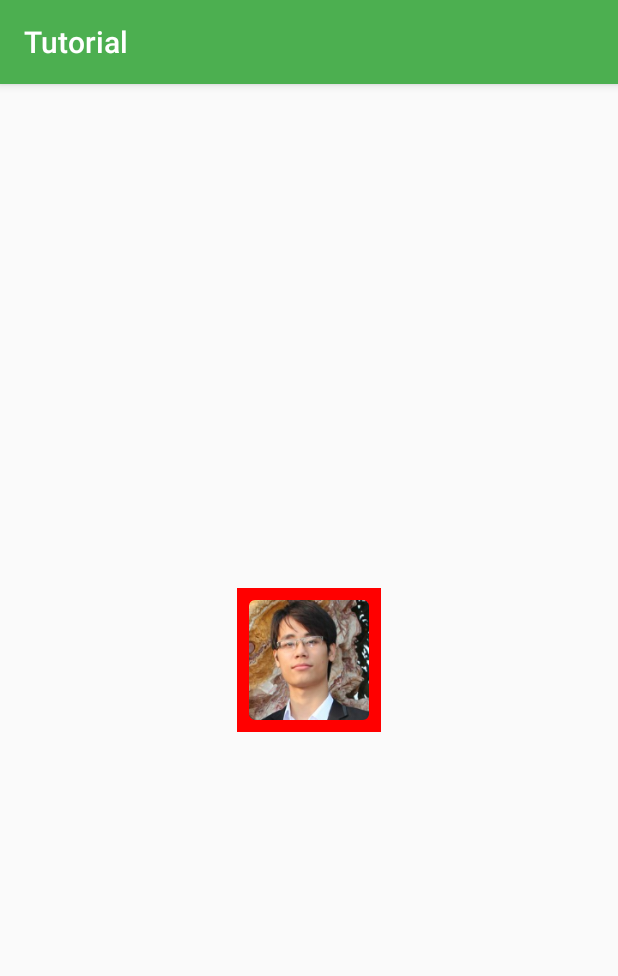
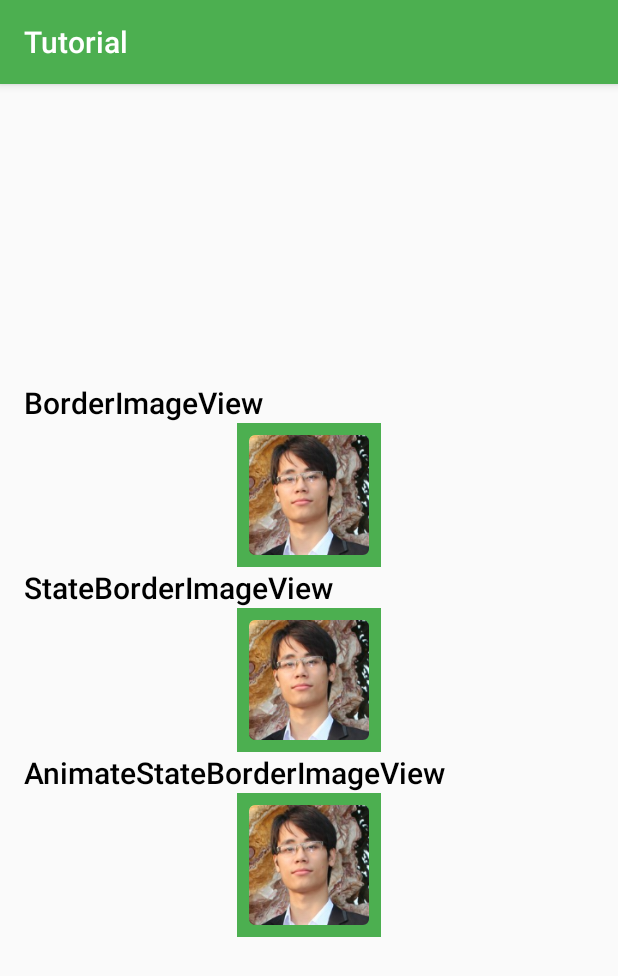
Before and after one commit to rey5137/tutorials, an Android app: the screen it shows after launch (MainActivity), on a phone screen of 412 x 824 dp. Shown: the top 976 px of the screen. Run offline under Robolectric (Android 15) with nearby library versions, the phone set to English and light mode, and no system bars.

Commit message:
Add StateBorderDrawable and AnimateStateBorderDrawable classes.

```diff
--- /dev/null
+++ b/app/src/main/java/com/rey/tutorial/drawable/AnimateStateBorderDrawable.java
@@ -0,0 +1,190 @@
+package com.rey.tutorial.drawable;
+
+import android.content.res.ColorStateList;
+import android.graphics.Canvas;
+import android.graphics.Color;
+import android.graphics.ColorFilter;
+import android.graphics.Paint;
+import android.graphics.Path;
+import android.graphics.PixelFormat;
+import android.graphics.Rect;
+import android.graphics.RectF;
+import android.graphics.drawable.Animatable;
+import android.graphics.drawable.Drawable;
+import android.os.SystemClock;
+
+/**
+ * Created by Rey on 5/24/2015.
+ */
+public class AnimateStateBorderDrawable extends Drawable implements Animatable{
+
+    private boolean mRunning = false;
+    private long mStartTime;
+    private int mAnimDuration;
+
+    Paint mPaint;
+    ColorStateList mColorStateList;
+    int mPrevColor;
+    int mMiddleColor;
+    int mCurColor;
+    int mBorderWidth;
+    int mBorderRadius;
+
+    RectF mRect;
+    Path mPath;
+
+    private static final long FRAME_DURATION = 1000 / 60;
+
+    public AnimateStateBorderDrawable(ColorStateList colorStateList, int borderWidth, int borderRadius, int duration){
+        mPaint = new Paint(Paint.ANTI_ALIAS_FLAG);
+        mPaint.setStyle(Paint.Style.FILL);
+
+        mPath = new Path();
+        mPath.setFillType(Path.FillType.EVEN_ODD);
+
+        mRect = new RectF();
+
+        mColorStateList = colorStateList;
+        mCurColor = mColorStateList.getDefaultColor();
+        mPrevColor = mCurColor;
+        mBorderWidth = borderWidth;
+        mBorderRadius = borderRadius;
+        mAnimDuration = duration;
+    }
+
+    @Override
+    public boolean isStateful() {
+        return true;
+    }
+
+    @Override
+    protected boolean onStateChange(int[] state) {
+        int color = mColorStateList.getColorForState(state, mCurColor);
+
+        if(mCurColor != color){
+            if(mAnimDuration > 0){
+                mPrevColor = isRunning() ? mMiddleColor : mCurColor;
+                mCurColor = color;
+                start();
+            }
+            else{
+                mPrevColor = color;
+                mCurColor = color;
+                invalidateSelf();
+            }
+            return true;
+        }
+
+        return false;
+    }
+
+    @Override
+    public void jumpToCurrentState() {
+        super.jumpToCurrentState();
+        stop();
+    }
+
+    @Override
+    protected void onBoundsChange(Rect bounds) {
+        mPath.reset();
+
+        mPath.addRect(bounds.left, bounds.top, bounds.right, bounds.bottom, Path.Direction.CW);
+        mRect.set(bounds.left + mBorderWidth, bounds.top + mBorderWidth, bounds.right - mBorderWidth, bounds.bottom - mBorderWidth);
+        mPath.addRoundRect(mRect, mBorderRadius, mBorderRadius, Path.Direction.CW);
+    }
+
+    @Override
+    public void draw(Canvas canvas) {
+        mPaint.setColor(isRunning() ? mMiddleColor : mCurColor);
+        canvas.drawPath(mPath, mPaint);
+    }
+
+    @Override
+    public void setAlpha(int alpha) {
+        mPaint.setAlpha(alpha);
+    }
+
+    @Override
+    public void setColorFilter(ColorFilter cf) {
+        mPaint.setColorFilter(cf);
+    }
+
+    @Override
+    public int getOpacity() {
+        return PixelFormat.TRANSLUCENT;
+    }
+
+    private void resetAnimation(){
+        mStartTime = SystemClock.uptimeMillis();
+        mMiddleColor = mPrevColor;
+    }
+
+    @Override
+    public void start() {
+        resetAnimation();
+        scheduleSelf(mUpdater, SystemClock.uptimeMillis() + FRAME_DURATION);
+        invalidateSelf();
+    }
+
+    @Override
+    public void stop() {
+        mRunning = false;
+        unscheduleSelf(mUpdater);
+        invalidateSelf();
+    }
+
+    @Override
+    public void scheduleSelf(Runnable what, long when) {
+        mRunning = true;
+        super.scheduleSelf(what, when);
+    }
+
+    @Override
+    public boolean isRunning() {
+        return mRunning;
+    }
+
+    private final Runnable mUpdater = new Runnable() {
+
+        @Override
+        public void run() {
+            update();
+        }
+
+    };
+
+    private void update(){
+        long curTime = SystemClock.uptimeMillis();
+        float progress = Math.min(1f, (float) (curTime - mStartTime) / mAnimDuration);
+        mMiddleColor = getMiddleColor(mPrevColor, mCurColor, progress);
+
+        if(progress == 1f)
+            mRunning = false;
+
+        if(isRunning())
+            scheduleSelf(mUpdater, SystemClock.uptimeMillis() + FRAME_DURATION);
+
+        invalidateSelf();
+    }
+
+    private int getMiddleValue(int prev, int next, float factor){
+        return Math.round(prev + (next - prev) * factor);
+    }
+
+    public int getMiddleColor(int prevColor, int curColor, float factor){
+        if(prevColor == curColor)
+            return curColor;
+
+        if(factor == 0f)
+            return prevColor;
+        else if(factor == 1f)
+            return curColor;
+
+        int a = getMiddleValue(Color.alpha(prevColor), Color.alpha(curColor), factor);
+        int r = getMiddleValue(Color.red(prevColor), Color.red(curColor), factor);
+        int g = getMiddleValue(Color.green(prevColor), Color.green(curColor), factor);
+        int b = getMiddleValue(Color.blue(prevColor), Color.blue(curColor), factor);
+
+        return Color.argb(a, r, g, b);
+    }
+}
--- /dev/null
+++ b/app/src/main/java/com/rey/tutorial/drawable/StateBorderDrawable.java
@@ -0,0 +1,89 @@
+package com.rey.tutorial.drawable;
+
+import android.content.res.ColorStateList;
+import android.graphics.Canvas;
+import android.graphics.Color;
+import android.graphics.ColorFilter;
+import android.graphics.Paint;
+import android.graphics.Path;
+import android.graphics.PixelFormat;
+import android.graphics.Rect;
+import android.graphics.RectF;
+import android.graphics.drawable.Drawable;
+
+/**
+ * Created by Rey on 5/24/2015.
+ */
+public class StateBorderDrawable extends Drawable {
+
+    Paint mPaint;
+    ColorStateList mColorStateList;
+    int mColor;
+    int mBorderWidth;
+    int mBorderRadius;
+
+    RectF mRect;
+    Path mPath;
+
+    public StateBorderDrawable(ColorStateList colorStateList, int borderWidth, int borderRadius){
+        mPaint = new Paint(Paint.ANTI_ALIAS_FLAG);
+        mPaint.setStyle(Paint.Style.FILL);
+
+        mPath = new Path();
+        mPath.setFillType(Path.FillType.EVEN_ODD);
+
+        mRect = new RectF();
+
+        mColorStateList = colorStateList;
+        mColor = mColorStateList.getDefaultColor();
+        mBorderWidth = borderWidth;
+        mBorderRadius = borderRadius;
+    }
+
+    @Override
+    public boolean isStateful() {
+        return true;
+    }
+
+    @Override
+    protected boolean onStateChange(int[] state) {
+        int color = mColorStateList.getColorForState(state, mColor);
+        if(mColor != color){
+            mColor = color;
+            invalidateSelf();
+            return true;
+        }
+
+        return false;
+    }
+
+    @Override
+    protected void onBoundsChange(Rect bounds) {
+        mPath.reset();
+
+        mPath.addRect(bounds.left, bounds.top, bounds.right, bounds.bottom, Path.Direction.CW);
+        mRect.set(bounds.left + mBorderWidth, bounds.top + mBorderWidth, bounds.right - mBorderWidth, bounds.bottom - mBorderWidth);
+        mPath.addRoundRect(mRect, mBorderRadius, mBorderRadius, Path.Direction.CW);
+    }
+
+    @Override
+    public void draw(Canvas canvas) {
+        mPaint.setColor(mColor);
+        canvas.drawPath(mPath, mPaint);
+    }
+
+    @Override
+    public void setAlpha(int alpha) {
+        mPaint.setAlpha(alpha);
+    }
+
+    @Override
+    public void setColorFilter(ColorFilter cf) {
+        mPaint.setColorFilter(cf);
+    }
+
+    @Override
+    public int getOpacity() {
+        return PixelFormat.TRANSLUCENT;
+    }
+}
--- /dev/null
+++ b/app/src/main/java/com/rey/tutorial/widget/AnimateStateBorderImageView.java
@@ -0,0 +1,92 @@
+package com.rey.tutorial.widget;
+
+import android.annotation.TargetApi;
+import android.content.Context;
+import android.content.res.ColorStateList;
+import android.graphics.Canvas;
+import android.graphics.drawable.Drawable;
+import android.os.Build;
+import android.util.AttributeSet;
+import android.widget.ImageView;
+
+import com.rey.tutorial.R;
+import com.rey.tutorial.drawable.AnimateStateBorderDrawable;
+import com.rey.tutorial.drawable.StateBorderDrawable;
+
+/**
+ * Created by Rey on 5/24/2015.
+ */
+public class AnimateStateBorderImageView extends ImageView{
+
+    AnimateStateBorderDrawable mBorder;
+
+    public AnimateStateBorderImageView(Context context) {
+        super(context);
+
+        init(context, null, 0, 0);
+    }
+
+    public AnimateStateBorderImageView(Context context, AttributeSet attrs) {
+        super(context, attrs);
+
+        init(context, attrs, 0, 0);
+    }
+
+    public AnimateStateBorderImageView(Context context, AttributeSet attrs, int defStyleAttr) {
+        super(context, attrs, defStyleAttr);
+
+        init(context, attrs, defStyleAttr, 0);
+    }
+
+    @TargetApi(Build.VERSION_CODES.LOLLIPOP)
+    public AnimateStateBorderImageView(Context context, AttributeSet attrs, int defStyleAttr, int defStyleRes) {
+        super(context, attrs, defStyleAttr, defStyleRes);
+
+        init(context, attrs, defStyleAttr, defStyleRes);
+    }
+
+    private void init(Context context, AttributeSet attrs, int defStyleAttr, int defStyleRes){
+        setWillNotDraw(false);
+        int[][] states = new int[][]{
+                {-android.R.attr.state_pressed},
+                {android.R.attr.state_pressed}
+        };
+        int[] colors = new int[]{
+                context.getResources().getColor(R.color.primary),
+                context.getResources().getColor(R.color.accent)
+        };
+        ColorStateList colorStateList = new ColorStateList(states, colors);
+
+        mBorder = new AnimateStateBorderDrawable(colorStateList, getPaddingLeft(), getPaddingLeft() / 2, context.getResources().getInteger(android.R.integer.config_mediumAnimTime));
+        mBorder.setCallback(this);
+    }
+
+    @Override
+    protected void onSizeChanged(int w, int h, int oldw, int oldh) {
+        super.onSizeChanged(w, h, oldw, oldh);
+        mBorder.setBounds(0, 0, w, h);
+    }
+
+    @Override
+    protected void onDraw(Canvas canvas) {
+        super.onDraw(canvas);
+        mBorder.draw(canvas);
+    }
+
+    @Override
+    protected void drawableStateChanged() {
+        super.drawableStateChanged();
+        mBorder.setState(getDrawableState());
+    }
+
+    @Override
+    protected boolean verifyDrawable(Drawable dr) {
+        return super.verifyDrawable(dr) || dr == mBorder;
+    }
+
+    @Override
+    public void jumpDrawablesToCurrentState() {
+        super.jumpDrawablesToCurrentState();
+        mBorder.jumpToCurrentState();
+    }
+}
--- a/app/src/main/java/com/rey/tutorial/widget/BorderImageView.java
+++ b/app/src/main/java/com/rey/tutorial/widget/BorderImageView.java
@@ -7,6 +7,7 @@ import android.os.Build;
 import android.util.AttributeSet;
 import android.widget.ImageView;
 
+import com.rey.tutorial.R;
 import com.rey.tutorial.drawable.BorderDrawable;
 
 /**
@@ -43,7 +44,7 @@ public class BorderImageView extends ImageView{
 
     private void init(Context context, AttributeSet attrs, int defStyleAttr, int defStyleRes){
         setWillNotDraw(false);
-        mBorder = new BorderDrawable(0xFFFF0000, getPaddingLeft(), getPaddingLeft() / 2);
+        mBorder = new BorderDrawable(context.getResources().getColor(R.color.primary), getPaddingLeft(), getPaddingLeft() / 2);
     }
 
     @Override
--- /dev/null
+++ b/app/src/main/java/com/rey/tutorial/widget/StateBorderImageView.java
@@ -0,0 +1,86 @@
+package com.rey.tutorial.widget;
+
+import android.annotation.TargetApi;
+import android.content.Context;
+import android.content.res.ColorStateList;
+import android.graphics.Canvas;
+import android.graphics.drawable.Drawable;
+import android.os.Build;
+import android.util.AttributeSet;
+import android.widget.ImageView;
+
+import com.rey.tutorial.R;
+import com.rey.tutorial.drawable.BorderDrawable;
+import com.rey.tutorial.drawable.StateBorderDrawable;
+
+/**
+ * Created by Rey on 5/24/2015.
+ */
+public class StateBorderImageView extends ImageView{
+
+    StateBorderDrawable mBorder;
+
+    public StateBorderImageView(Context context) {
+        super(context);
+
+        init(context, null, 0, 0);
+    }
+
+    public StateBorderImageView(Context context, AttributeSet attrs) {
+        super(context, attrs);
+
+        init(context, attrs, 0, 0);
+    }
+
+    public StateBorderImageView(Context context, AttributeSet attrs, int defStyleAttr) {
+        super(context, attrs, defStyleAttr);
+
+        init(context, attrs, defStyleAttr, 0);
+    }
+
+    @TargetApi(Build.VERSION_CODES.LOLLIPOP)
+    public StateBorderImageView(Context context, AttributeSet attrs, int defStyleAttr, int defStyleRes) {
+        super(context, attrs, defStyleAttr, defStyleRes);
+
+        init(context, attrs, defStyleAttr, defStyleRes);
+    }
+
+    private void init(Context context, AttributeSet attrs, int defStyleAttr, int defStyleRes){
+        setWillNotDraw(false);
+        int[][] states = new int[][]{
+                {-android.R.attr.state_pressed},
+                {android.R.attr.state_pressed}
+        };
+        int[] colors = new int[]{
+                context.getResources().getColor(R.color.primary),
+                context.getResources().getColor(R.color.accent)
+        };
+        ColorStateList colorStateList = new ColorStateList(states, colors);
+
+        mBorder = new StateBorderDrawable(colorStateList, getPaddingLeft(), getPaddingLeft() / 2);
+        mBorder.setCallback(this);
+    }
+
+    @Override
+    protected void onSizeChanged(int w, int h, int oldw, int oldh) {
+        super.onSizeChanged(w, h, oldw, oldh);
+        mBorder.setBounds(0, 0, w, h);
+    }
+
+    @Override
+    protected void onDraw(Canvas canvas) {
+        super.onDraw(canvas);
+        mBorder.draw(canvas);
+    }
+
+    @Override
+    protected void drawableStateChanged() {
+        super.drawableStateChanged();
+        mBorder.setState(getDrawableState());
+    }
+
+    @Override
+    protected boolean verifyDrawable(Drawable dr) {
+        return super.verifyDrawable(dr) || dr == mBorder;
+    }
+}
--- a/app/src/main/res/layout/activity_main.xml
+++ b/app/src/main/res/layout/activity_main.xml
@@ -1,17 +1,61 @@
 <?xml version="1.0" encoding="utf-8"?>
+<ScrollView xmlns:android="http://schemas.android.com/apk/res/android"
+    android:layout_width="match_parent"
+    android:layout_height="match_parent"
+    android:fillViewport="true"
+    android:padding="16dp"
+    android:clipToPadding="false">
+
     <LinearLayout
-    xmlns:android="http://schemas.android.com/apk/res/android"
         android:orientation="vertical"
         android:layout_width="match_parent"
         android:layout_height="match_parent"
         android:gravity="center">
 
+        <TextView
+            android:layout_width="match_parent"
+            android:layout_height="wrap_content"
+            android:textAppearance="@style/TextAppearance.AppCompat.Title"
+            android:textColor="#FF000000"
+            android:text="BorderImageView"/>
+
         <com.rey.tutorial.widget.BorderImageView
-        android:id="@+id/main_iv_border"
             android:layout_width="96dp"
             android:layout_height="96dp"
             android:src="@drawable/avatar"
             android:scaleType="centerCrop"
             android:padding="8dp"/>
 
+        <TextView
+            android:layout_width="match_parent"
+            android:layout_height="wrap_content"
+            android:textAppearance="@style/TextAppearance.AppCompat.Title"
+            android:textColor="#FF000000"
+            android:text="StateBorderImageView"/>
+
+        <com.rey.tutorial.widget.StateBorderImageView
+            android:layout_width="96dp"
+            android:layout_height="96dp"
+            android:src="@drawable/avatar"
+            android:scaleType="centerCrop"
+            android:padding="8dp"
+            android:clickable="true"/>
+
+        <TextView
+            android:layout_width="match_parent"
+            android:layout_height="wrap_content"
+            android:textAppearance="@style/TextAppearance.AppCompat.Title"
+            android:textColor="#FF000000"
+            android:text="AnimateStateBorderImageView"/>
+
+        <com.rey.tutorial.widget.AnimateStateBorderImageView
+            android:layout_width="96dp"
+            android:layout_height="96dp"
+            android:src="@drawable/avatar"
+            android:scaleType="centerCrop"
+            android:padding="8dp"
+            android:clickable="true"/>
+
     </LinearLayout>
+
+</ScrollView>
```
Lines whose indentation alone changed are shown as unchanged.
